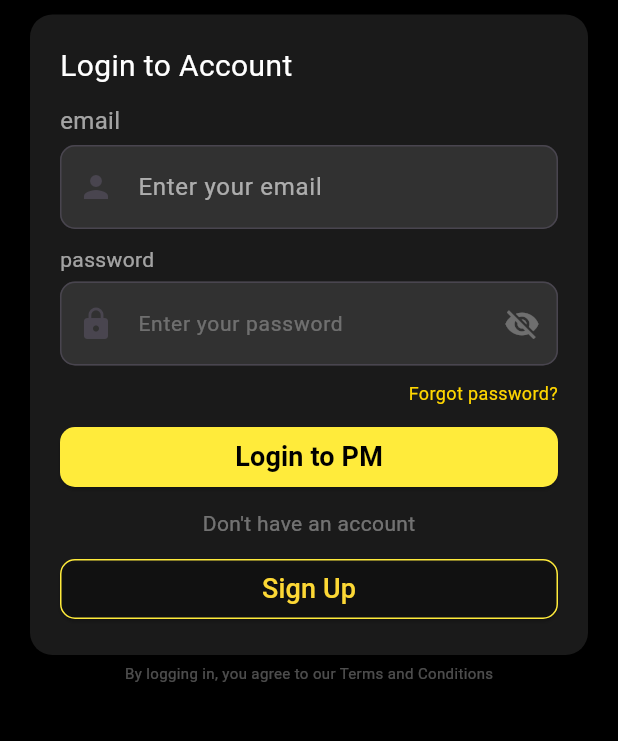
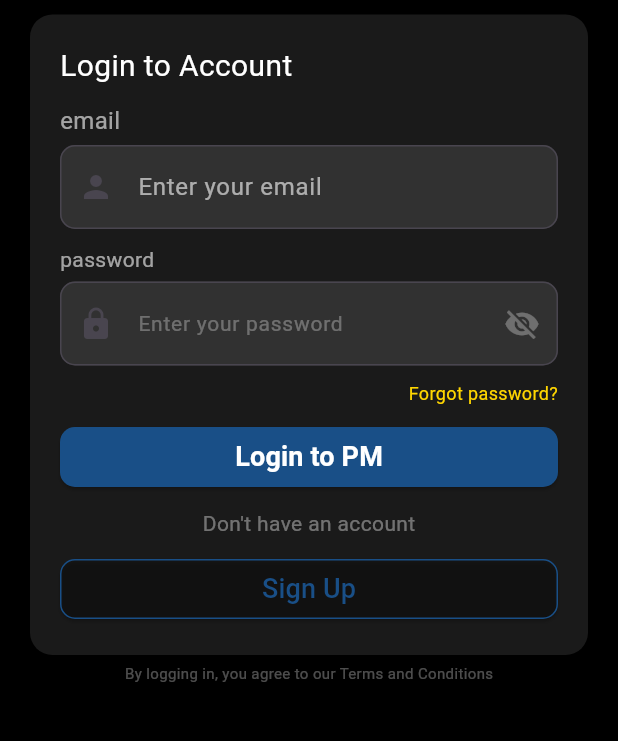
Before and after one commit to bonatolasa/project-task-management-api, a Flutter app: the LoginPage screen opened by its route, on a phone screen of 412 x 824 dp, the part 131-872 px from its top. Run offline on Flutter 3.47's test engine with Material 3 defaults, Android fonts, the phone set to English and light mode, and no system bars.

Commit message:
Login page buttons are updated

```diff
--- a/lib/features/authorization/presentation/pages/login.dart
+++ b/lib/features/authorization/presentation/pages/login.dart
@@ -151,7 +151,7 @@ class _LoginPage extends State<LoginPage> {
                         child: ElevatedButton(
                           onPressed: _login,
                           style: ElevatedButton.styleFrom(
-                            backgroundColor: Colors.yellow,
+                            backgroundColor: Color(0xFF194F87),
                             shape: RoundedRectangleBorder(
                               borderRadius: BorderRadius.circular(10),
                             ),
@@ -160,7 +160,7 @@ class _LoginPage extends State<LoginPage> {
                             "Login to PM",
                             style: TextStyle(
                               fontSize: 18,
-                              color: Colors.black,
+                              color: Colors.white,
                               fontWeight: FontWeight.bold,
                             ),
                           ),
@@ -190,7 +190,7 @@ class _LoginPage extends State<LoginPage> {
                           },
                           style: ElevatedButton.styleFrom(
                             backgroundColor: Colors.black12,
-                            side: BorderSide(color: Colors.yellow),
+                            side: BorderSide(color:  Color(0xFF194F87)),
                             shape: RoundedRectangleBorder(
                               borderRadius: BorderRadius.circular(10),
                             ),
@@ -198,7 +198,7 @@ class _LoginPage extends State<LoginPage> {
                           child: Text(
                             "Sign Up",
                             style: TextStyle(
-                              color: Colors.yellow[600],
+                              color:  Color(0xFF194F87),
                               fontSize: 18,
                             ),
                           ),
```
